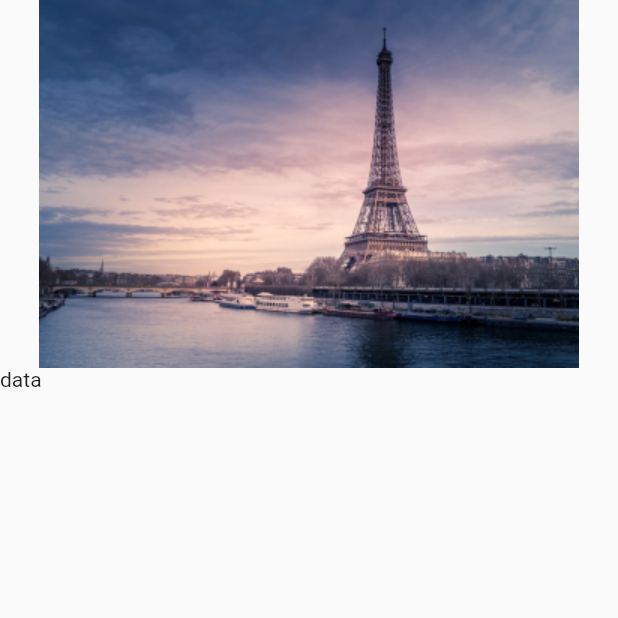
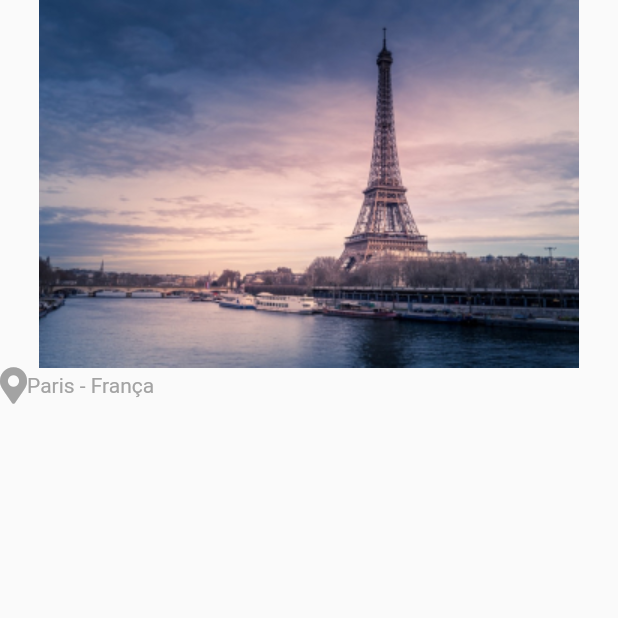
Before and after one commit to stevenarancic/trip_advisor, a Flutter app: the screen it shows after launch, on a phone screen of 412 x 824 dp, the top half of it. Run offline on Flutter 3.47's test engine with Material 2 defaults, Android fonts, the phone set to English and light mode, and no system bars; our stand-ins replace font_awesome_flutter.

Commit message:
trip_advisor
Criação e uso do componente Location, que tem um nome de cidade e de país.

```diff
--- a/lib/screens/home/home.dart
+++ b/lib/screens/home/home.dart
@@ -1,4 +1,6 @@
 import 'package:flutter/material.dart';
+import 'package:trip_advisor/screens/home/widgets/location.dart';
+import 'package:trip_advisor/styles.dart';
 
 class Home extends StatelessWidget {
   @override
@@ -14,8 +16,9 @@ class Home extends StatelessWidget {
             ),
             Row(
               children: [
-                Text(
-                  "data",
+                Location(
+                  city: "Paris",
+                  country: "França",
                 ),
               ],
             )
--- /dev/null
+++ b/lib/screens/home/widgets/location.dart
@@ -0,0 +1,43 @@
+import 'package:flutter/material.dart';
+import 'package:font_awesome_flutter/font_awesome_flutter.dart';
+import 'package:trip_advisor/styles.dart';
+
+class Location extends StatelessWidget {
+  final String city;
+  final String country;
+
+  Location({
+    required this.city,
+    required this.country,
+  });
+
+  @override
+  Widget build(BuildContext context) {
+    return Row(
+      children: [
+        FaIcon(
+          FontAwesomeIcons.mapMarkerAlt,
+          color: grayTheme,
+        ),
+        Text(
+          this.city,
+          style: TextStyle(
+            color: grayTheme,
+          ),
+        ),
+        Text(
+          " - ",
+          style: TextStyle(
+            color: grayTheme,
+          ),
+        ),
+        Text(
+          this.country,
+          style: TextStyle(
+            color: grayTheme,
+          ),
+        ),
+      ],
+    );
+  }
+}
```
